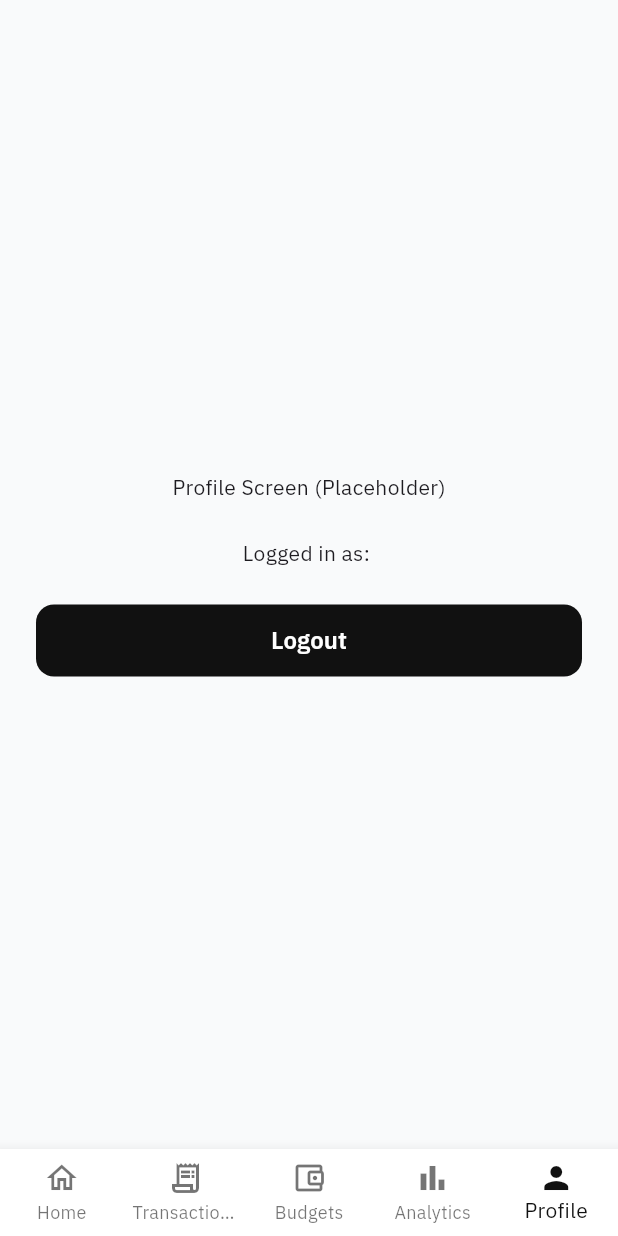
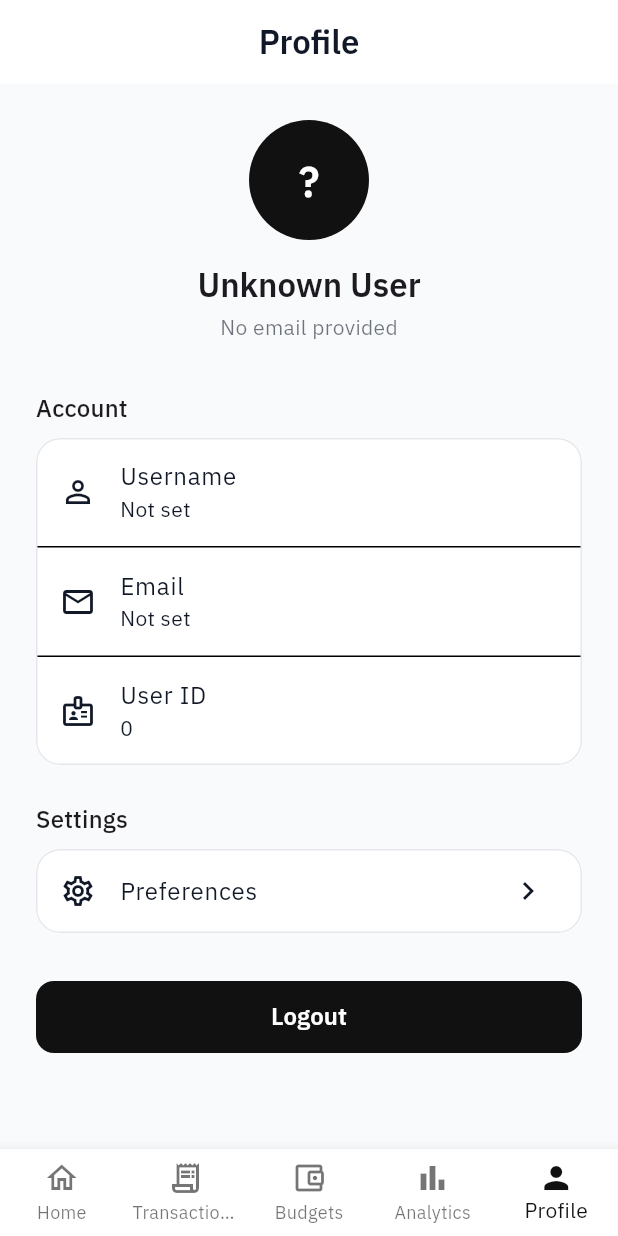
Before and after one commit to hemanthkumaragathamudi-source/expense-analytics-platform, a Flutter app: the ProfileScreen screen opened by its route, on a phone screen of 412 x 824 dp. Run offline on Flutter 3.47's test engine with Material 3 defaults, Android fonts, the phone set to English and light mode, and no system bars; our stand-ins replace fl_chart, flutter_secure_storage, go_router, google_fonts; accounts and stored records are empty.

Commit message:
feat(frontend): implement Profile V1
Implement Profile V1 for the Flutter frontend with authenticated user information, account section, settings entry point, and logout functionality. Includes tests and validation.

Co-authored-by: hemanthkumaragathamudi-source <250645053+hemanthkumaragathamudi-source@users.noreply.github.com>

```diff
--- a/frontend/lib/features/profile/profile_screen.dart
+++ b/frontend/lib/features/profile/profile_screen.dart
@@ -1,6 +1,7 @@
 import 'package:flutter/material.dart';
 import '../../core/theme/app_spacing.dart';
 import '../../core/widgets/app_button.dart';
+import '../../core/widgets/app_card.dart';
 import '../auth/auth_state.dart';
 
 class ProfileScreen extends StatelessWidget {
@@ -10,18 +11,115 @@ class ProfileScreen extends StatelessWidget {
 
   @override
   Widget build(BuildContext context) {
+    final user = authState.user;
+
     return Scaffold(
-      body: Center(
-        child: Padding(
+      appBar: AppBar(
+        title: const Text('Profile'),
+      ),
+      body: SingleChildScrollView(
         padding: AppSpacing.paddingLg,
         child: Column(
-            mainAxisAlignment: MainAxisAlignment.center,
+          crossAxisAlignment: CrossAxisAlignment.stretch,
           children: [
-              const Text('Profile Screen (Placeholder)'),
+            // Profile Header
+            Center(
+              child: Column(
+                children: [
+                  CircleAvatar(
+                    radius: 40,
+                    backgroundColor: Theme.of(context).colorScheme.primary,
+                    foregroundColor: Theme.of(context).colorScheme.onPrimary,
+                    child: Text(
+                      user?.username.isNotEmpty == true
+                          ? user!.username.substring(0, 1).toUpperCase()
+                          : '?',
+                      style: Theme.of(context).textTheme.headlineMedium?.copyWith(
+                            color: Theme.of(context).colorScheme.onPrimary,
+                          ),
+                    ),
+                  ),
+                  AppSpacing.gapMd,
+                  Text(
+                    (user?.username == null || user!.username.isEmpty)
+                        ? 'Unknown User'
+                        : user.username,
+                    style: Theme.of(context).textTheme.titleLarge,
+                  ),
+                  AppSpacing.gapXs,
+                  Text(
+                    (user?.email == null || user!.email.isEmpty)
+                        ? 'No email provided'
+                        : user.email,
+                    style: Theme.of(context).textTheme.bodyMedium?.copyWith(
+                          color: Theme.of(context).colorScheme.onSurface.withValues(alpha: 0.6),
+                        ),
+                  ),
+                ],
+              ),
+            ),
+            AppSpacing.gapXl,
+
+            // Account Section
+            Text(
+              'Account',
+              style: Theme.of(context).textTheme.titleMedium,
+            ),
+            AppSpacing.gapSm,
+            AppCard(
+              padding: EdgeInsets.zero,
+              child: Column(
+                children: [
+                  ListTile(
+                    leading: const Icon(Icons.person_outline),
+                    title: const Text('Username'),
+                    subtitle: Text((user?.username == null || user!.username.isEmpty)
+                        ? 'Not set'
+                        : user.username),
+                  ),
+                  const Divider(height: 1),
+                  ListTile(
+                    leading: const Icon(Icons.email_outlined),
+                    title: const Text('Email'),
+                    subtitle: Text((user?.email == null || user!.email.isEmpty)
+                        ? 'Not set'
+                        : user.email),
+                  ),
+                  const Divider(height: 1),
+                  ListTile(
+                    leading: const Icon(Icons.badge_outlined),
+                    title: const Text('User ID'),
+                    subtitle: Text(user?.id.toString() ?? 'Not set'),
+                  ),
+                ],
+              ),
+            ),
             AppSpacing.gapLg,
-              if (authState.user != null)
-                Text('Logged in as: ${authState.user!.username}'),
-              AppSpacing.gapLg,
+
+            // Settings Section
+            Text(
+              'Settings',
+              style: Theme.of(context).textTheme.titleMedium,
+            ),
+            AppSpacing.gapSm,
+            AppCard(
+              padding: EdgeInsets.zero,
+              child: Column(
+                children: [
+                  ListTile(
+                    leading: const Icon(Icons.settings_outlined),
+                    title: const Text('Preferences'),
+                    trailing: const Icon(Icons.chevron_right),
+                    onTap: () {
+                      // To be implemented in future
+                    },
+                  ),
+                ],
+              ),
+            ),
+            AppSpacing.gapXl,
+
+            // Logout Section
             AppButton(
               text: 'Logout',
               onPressed: () {
@@ -31,7 +129,6 @@ class ProfileScreen extends StatelessWidget {
           ],
         ),
       ),
-      ),
     );
   }
 }
```
Also changed, not shown: 2 other files. Lines whose indentation alone changed are shown as unchanged.
